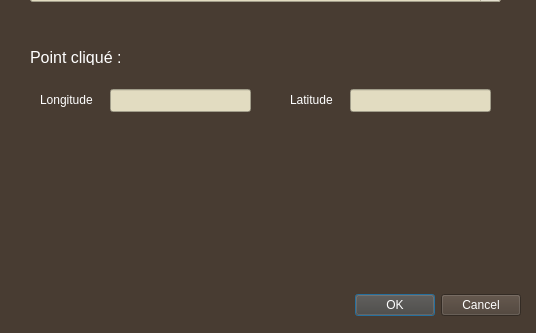
Qt form myfirstplugin_dialog_base.ui (wulaurent/myfirstplugin) before a commit; both pictures show x 0 to 536 and y 261 to 594 of the 536 by 594 pixel window.
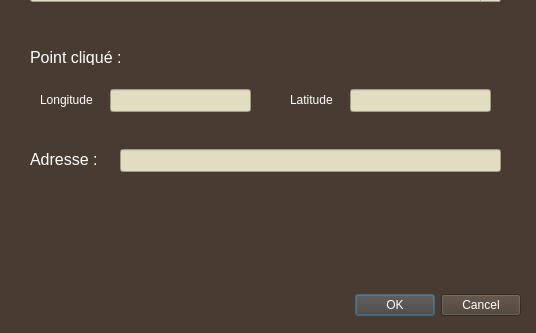
The same form after that commit. Icons and pictures are not drawn.

Commit message: feat(reverse-geocoding): clique sur la carte et obtiens l'adresse de la BAN la plus proche cliqué

Patch:
```diff
--- a/myfirstplugin_dialog_base.ui
+++ b/myfirstplugin_dialog_base.ui
@@ -1051,6 +1051,38 @@
     <string>Latitude</string>
    </property>
   </widget>
+  <widget class="QLabel" name="address_label">
+   <property name="geometry">
+    <rect>
+     <x>30</x>
+     <y>410</y>
+     <width>81</width>
+     <height>21</height>
+    </rect>
+   </property>
+   <property name="font">
+    <font>
+     <pointsize>12</pointsize>
+    </font>
+   </property>
+   <property name="text">
+    <string>Adresse :</string>
+   </property>
+  </widget>
+  <widget class="QLineEdit" name="address_edit">
+   <property name="geometry">
+    <rect>
+     <x>120</x>
+     <y>410</y>
+     <width>381</width>
+     <height>23</height>
+    </rect>
+   </property>
+   <property name="styleSheet">
+    <string notr="true">background-color: rgb(226, 220, 193);
+color: rgb(0, 0, 0);</string>
+   </property>
+  </widget>
  </widget>
  <resources/>
  <connections>
```
The commit also changes 1 other file.
